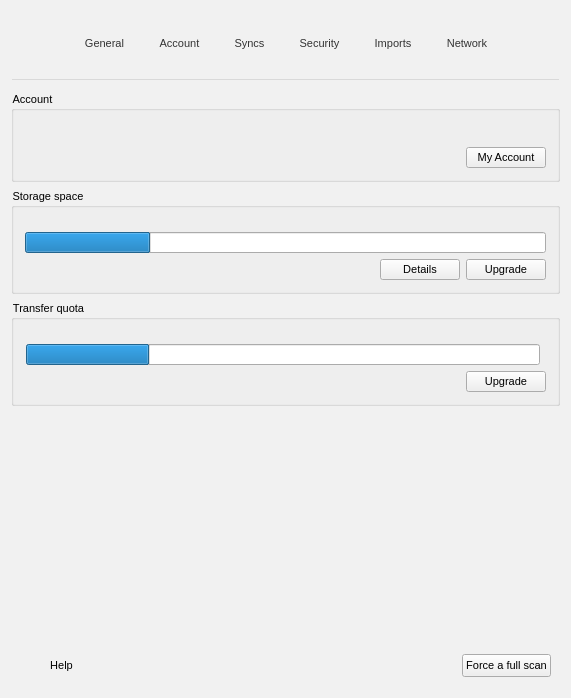
First picture: the form in src/MEGASync/gui/linux/SettingsDialog.ui, repository meganz/MEGAsync, before the edit.
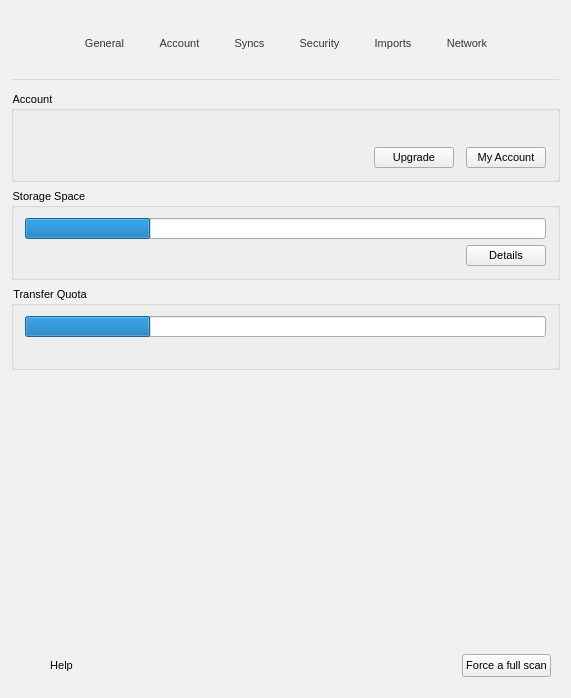
Second picture: the form after the edit. The open tabs and pages were chosen to show the change. Icons and pictures are not drawn. Custom widgets are drawn as their Qt base class.

Commit message:
Update Account pane elements according to new design
Show account upgrade button only for Free accounts and in the general
section. Cleanup Storage Space and Transfer Quota sections code and
display afferent progress bars according to new convention.

Other general improvements for the pane, including for the overview
section.

Diff of the .ui file:
```diff
--- a/src/MEGASync/gui/linux/SettingsDialog.ui
+++ b/src/MEGASync/gui/linux/SettingsDialog.ui
@@ -1127,21 +1127,8 @@
           <string>Account</string>
          </property>
          <layout class="QHBoxLayout" name="horizontalLayout_3">
-          <item>
-           <widget class="AvatarWidget" name="wAvatar" native="true">
-            <property name="minimumSize">
-             <size>
-              <width>45</width>
-              <height>45</height>
-             </size>
-            </property>
-            <property name="maximumSize">
-             <size>
-              <width>45</width>
-              <height>45</height>
-             </size>
-            </property>
-           </widget>
+          <item alignment="Qt::AlignTop">
+           <widget class="AvatarWidget" name="wAvatar" native="true"/>
           </item>
           <item>
            <widget class="QWidget" name="wDetails" native="true">
@@ -1199,10 +1186,52 @@
                </property>
               </widget>
              </item>
+             <item row="0" column="0" colspan="5">
+              <widget class="QLabel" name="lName">
+               <property name="styleSheet">
+                <string notr="true">QLabel
+{
+font-weight: bold;
+}</string>
+               </property>
+              </widget>
+             </item>
+             <item row="2" column="2">
+              <widget class="QPushButton" name="bUpgrade">
+               <property name="sizePolicy">
+                <sizepolicy hsizetype="Maximum" vsizetype="Fixed">
+                 <horstretch>0</horstretch>
+                 <verstretch>0</verstretch>
+                </sizepolicy>
+               </property>
+               <property name="focusPolicy">
+                <enum>Qt::StrongFocus</enum>
+               </property>
+               <property name="text">
+                <string>Upgrade</string>
+               </property>
+               <property name="autoDefault">
+                <bool>false</bool>
+               </property>
+              </widget>
+             </item>
+             <item row="2" column="4">
+              <widget class="QPushButton" name="bMyAccount">
+               <property name="sizePolicy">
+                <sizepolicy hsizetype="Maximum" vsizetype="Fixed">
+                 <horstretch>0</horstretch>
+                 <verstretch>0</verstretch>
+                </sizepolicy>
+               </property>
+               <property name="text">
+                <string>My Account</string>
+               </property>
+              </widget>
+             </item>
              <item row="2" column="1">
               <widget class="QLabel" name="lAccountType">
                <property name="sizePolicy">
-                <sizepolicy hsizetype="Minimum" vsizetype="Preferred">
+                <sizepolicy hsizetype="MinimumExpanding" vsizetype="Preferred">
                  <horstretch>0</horstretch>
                  <verstretch>0</verstretch>
                 </sizepolicy>
@@ -1221,35 +1250,28 @@
                </property>
               </widget>
              </item>
-             <item row="2" column="2">
-              <widget class="QPushButton" name="bMyAccount">
-               <property name="sizePolicy">
-                <sizepolicy hsizetype="Maximum" vsizetype="Fixed">
-                 <horstretch>0</horstretch>
-                 <verstretch>0</verstretch>
-                </sizepolicy>
-               </property>
-               <property name="text">
-                <string>My Account</string>
-               </property>
-              </widget>
-             </item>
-             <item row="1" column="0" colspan="3">
+             <item row="1" column="0" colspan="5">
               <widget class="QLabel" name="lEmail">
                <property name="focusPolicy">
                 <enum>Qt::StrongFocus</enum>
                </property>
               </widget>
              </item>
-             <item row="0" column="0" colspan="3">
-              <widget class="QLabel" name="lName">
-               <property name="styleSheet">
-                <string notr="true">QLabel
-{
-font-weight: bold;
-}</string>
+             <item row="2" column="3">
+              <spacer name="horizontalSpacer_15">
+               <property name="orientation">
+                <enum>Qt::Horizontal</enum>
                </property>
-              </widget>
+               <property name="sizeType">
+                <enum>QSizePolicy::Maximum</enum>
+               </property>
+               <property name="sizeHint" stdset="0">
+                <size>
+                 <width>12</width>
+                 <height>0</height>
+                </size>
+               </property>
+              </spacer>
              </item>
             </layout>
            </widget>
@@ -1266,17 +1288,14 @@
           </sizepolicy>
          </property>
          <property name="title">
-          <string>Storage space</string>
+          <string>Storage Space</string>
          </property>
          <property name="flat">
           <bool>true</bool>
          </property>
          <layout class="QVBoxLayout" name="verticalLayout_7">
-          <property name="topMargin">
-           <number>25</number>
-          </property>
           <item>
-           <widget class="QProgressBar" name="pStorage">
+           <widget class="QProgressBar" name="pStorageQuota">
             <property name="focusPolicy">
              <enum>Qt::StrongFocus</enum>
             </property>
@@ -1326,19 +1345,6 @@
               </property>
              </widget>
             </item>
-            <item>
-             <widget class="QPushButton" name="bUpgrade">
-              <property name="focusPolicy">
-               <enum>Qt::StrongFocus</enum>
-              </property>
-              <property name="text">
-               <string>Upgrade</string>
-              </property>
-              <property name="autoDefault">
-               <bool>false</bool>
-              </property>
-             </widget>
-            </item>
            </layout>
           </item>
          </layout>
@@ -1347,17 +1353,14 @@
        <item>
         <widget class="QGroupBox" name="gBandwidthQuota">
          <property name="title">
-          <string>Transfer quota</string>
+          <string>Transfer Quota</string>
          </property>
          <property name="flat">
           <bool>true</bool>
          </property>
-         <layout class="QVBoxLayout" name="verticalLayout">
-          <property name="topMargin">
-           <number>25</number>
-          </property>
+         <layout class="QVBoxLayout" name="verticalLayout_999">
           <item>
-           <widget class="QProgressBar" name="pUsedBandwidth">
+           <widget class="QProgressBar" name="pTransferQuota">
             <property name="focusPolicy">
              <enum>Qt::StrongFocus</enum>
             </property>
@@ -1391,19 +1394,6 @@
               </property>
              </spacer>
             </item>
-            <item>
-             <widget class="QPushButton" name="bUpgradeBandwidth">
-              <property name="focusPolicy">
-               <enum>Qt::StrongFocus</enum>
-              </property>
-              <property name="text">
-               <string>Upgrade</string>
-              </property>
-              <property name="autoDefault">
-               <bool>false</bool>
-              </property>
-             </widget>
-            </item>
            </layout>
           </item>
          </layout>
```
Left out of the diff: 4 changed lines with no effect on the pictures. The commit also changes 5 other files.
